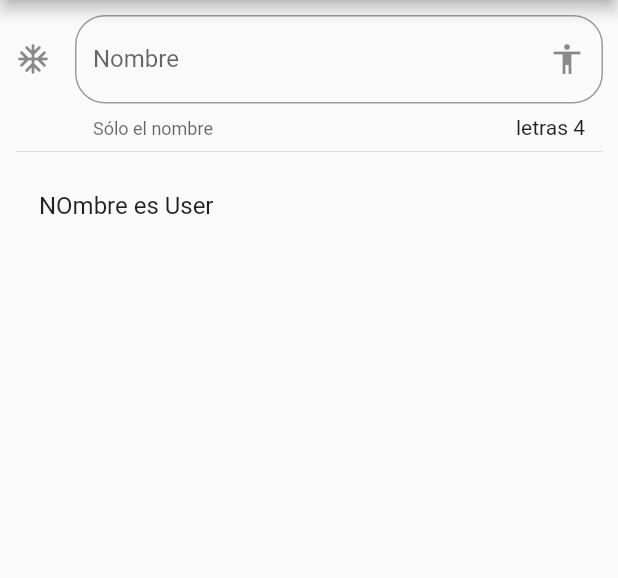
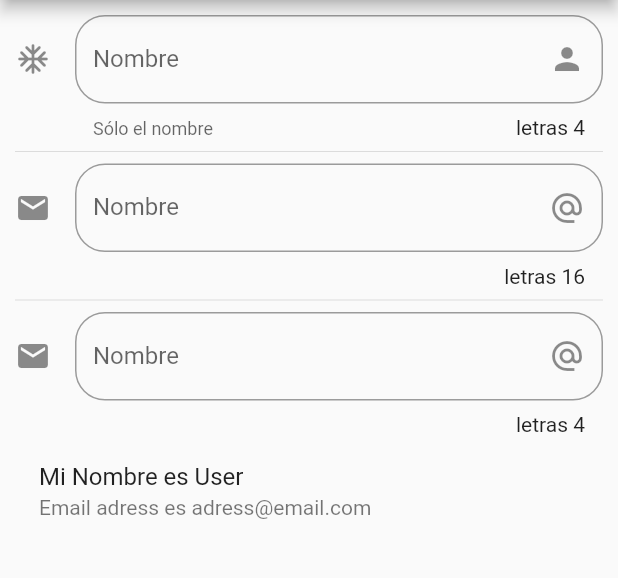
Before and after one commit to ErickMUOSD/dsm-43-app, a Flutter app: the InputPage screen opened by its route, on a phone screen of 412 x 824 dp, the part 84-662 px from its top. Run offline on Flutter 3.47's test engine with Material 2 defaults, Android fonts, the phone set to English and light mode, and no system bars.

Commit message:
input email password

```diff
--- a/lib/src/pages/input_page.dart
+++ b/lib/src/pages/input_page.dart
@@ -9,6 +9,9 @@ class InputPage extends StatefulWidget {
 
 class _InputPageState extends State<InputPage> {
   String _name = 'User';
+  String _email = 'adress@email.com';
+  String _password = 'qwrt';
+
   @override
   Widget build(BuildContext context) {
     return Scaffold(
@@ -17,7 +20,14 @@ class _InputPageState extends State<InputPage> {
         ),
         body: ListView(
           padding: EdgeInsets.all(10.0),
-          children: [_createInput(), const Divider(), _profile()],
+          children: [
+            _createInput(),
+            const Divider(),
+            _emailInput(),
+            const Divider(),
+            _passwordInput(),
+            _profile(),
+          ],
         ));
   }
 
@@ -30,7 +40,7 @@ class _InputPageState extends State<InputPage> {
         hintText: 'NOmbre de la persona',
         labelText: 'Nombre',
         helperText: 'Sólo el nombre',
-        suffixIcon: Icon(Icons.accessibility),
+        suffixIcon: Icon(Icons.person),
         icon: Icon(Icons.ac_unit_rounded),
       ),
       onChanged: (text) {
@@ -41,7 +51,42 @@ class _InputPageState extends State<InputPage> {
 
   Widget _profile() {
     return ListTile(
-      title: Text('NOmbre es $_name'),
+      title: Text('Mi Nombre es $_name'),
+      subtitle: Text('Email adress es $_email'),
+    );
+  }
+
+  Widget _emailInput() {
+    return TextField(
+      keyboardType: TextInputType.emailAddress,
+      decoration: InputDecoration(
+        border: OutlineInputBorder(borderRadius: BorderRadius.circular(20.0)),
+        counter: Text('letras ${_email.length}'),
+        hintText: 'NOmbre de la persona',
+        labelText: 'Nombre',
+        suffixIcon: Icon(Icons.alternate_email),
+        icon: Icon(Icons.email),
+      ),
+      onChanged: (email) {
+        _email = email;
+      },
+    );
+  }
+
+  Widget _passwordInput() {
+    return TextField(
+      obscureText: true,
+      decoration: InputDecoration(
+        border: OutlineInputBorder(borderRadius: BorderRadius.circular(20.0)),
+        counter: Text('letras ${_password.length}'),
+        hintText: 'NOmbre de la persona',
+        labelText: 'Nombre',
+        suffixIcon: Icon(Icons.alternate_email),
+        icon: Icon(Icons.email),
+      ),
+      onChanged: (email) {
+        _password = email;
+      },
     );
   }
 }
```
